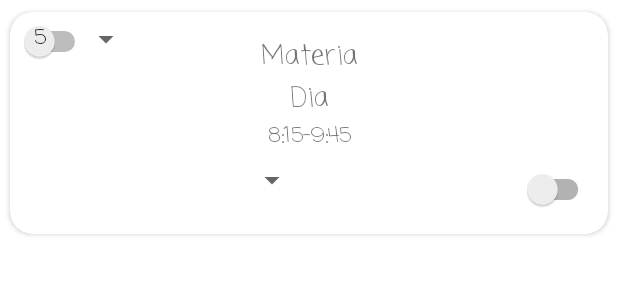
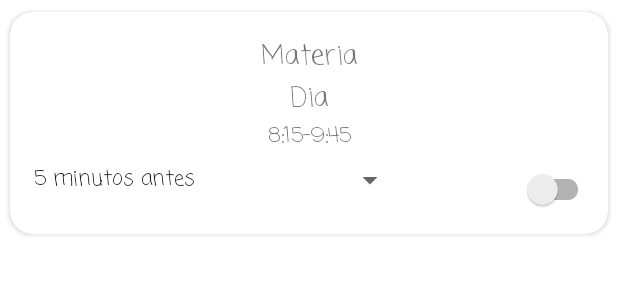
Before and after one commit to fernandoCV19/ProyectoMovil, an Android app: the layout alarma_element.xml on its own in the app's theme, with its tools: preview values and no code run, on a phone screen of 412 x 824 dp. Shown: the top 300 px of the screen. Run offline under Robolectric (Android 15) with nearby library versions, the phone set to English and light mode, and no system bars.

Commit message:
vista de alarma terminada

```diff
--- a/Macchiato/app/src/main/java/com/example/macchiato/AjustesFragment.java
+++ b/Macchiato/app/src/main/java/com/example/macchiato/AjustesFragment.java
@@ -87,17 +87,6 @@ public class AjustesFragment extends Fragment {
         recyclerView.setAdapter(alarmaAdapter);
 
 
-        SpinnerMinutosAntes = (Spinner) viewAjustes.findViewById(R.id.spinnerMinutos);
-        SpinnerMinutosAntes.setOnItemSelectedListener(new AdapterView.OnItemSelectedListener() {
-            @Override
-            public void onItemSelected(AdapterView<?> parent, View view, int position, long id) {
-
-                String minutosAntes = parent.getItemAtPosition(position).toString();
-            }
-            @Override
-            public void onNothingSelected(AdapterView<?> parent) {
-            }
-        });
         return viewAjustes;
     }
 }
--- a/Macchiato/app/src/main/java/com/example/macchiato/AlarmaAdapter.java
+++ b/Macchiato/app/src/main/java/com/example/macchiato/AlarmaAdapter.java
@@ -4,9 +4,12 @@ import android.content.Context;
 import android.view.LayoutInflater;
 import android.view.View;
 import android.view.ViewGroup;
+import android.widget.AdapterView;
 import android.widget.CheckBox;
+import android.widget.Spinner;
 import android.widget.Switch;
 import android.widget.TextView;
+
 
 import androidx.appcompat.widget.SwitchCompat;
 import androidx.recyclerview.widget.RecyclerView;
@@ -64,6 +67,7 @@ public class AlarmaAdapter extends RecyclerView.Adapter<AlarmaAdapter.ViewHolder
 
         SwitchCompat aswitch;
         TextView diaAlarma,horaAlarma,nomMateria;
+        Spinner spinnerMinutosAntes;
         public ViewHolder(View itemView) {
             super(itemView);
             context=itemView.getContext();
@@ -71,6 +75,7 @@ public class AlarmaAdapter extends RecyclerView.Adapter<AlarmaAdapter.ViewHolder
             this.diaAlarma=itemView.findViewById(R.id.diaAlarma);
             this.horaAlarma=itemView.findViewById(R.id.horaAlarma);
             this.nomMateria=itemView.findViewById(R.id.nomMateriaAlarma);
+            this.spinnerMinutosAntes = (Spinner) itemView.findViewById(R.id.spinnerMinutos);
         }
 
         public void bindData(final Clase item){
@@ -78,6 +83,15 @@ public class AlarmaAdapter extends RecyclerView.Adapter<AlarmaAdapter.ViewHolder
            String hora=item.getHoraInicio()+"-"+item.getHoraFinal();
            horaAlarma.setText(hora);
            diaAlarma.setText(item.getDia().toString());
+            spinnerMinutosAntes.setOnItemSelectedListener(new AdapterView.OnItemSelectedListener() {
+                @Override
+                public void onItemSelected(AdapterView<?> parent, View view, int position, long id) {
+                    String minutosAntes = parent.getItemAtPosition(position).toString();
+                }
+                @Override
+                public void onNothingSelected(AdapterView<?> parent) {
+                }
+            });
         }
 
     }
--- a/Macchiato/app/src/main/res/layout/alarma_element.xml
+++ b/Macchiato/app/src/main/res/layout/alarma_element.xml
@@ -20,28 +20,6 @@
             android:layout_height="match_parent"
             android:orientation="horizontal"
             android:padding="6dp">
-            android:layout_height="match_parent">
-
-            <Switch
-                android:id="@+id/switchAlarma"
-                android:layout_width="wrap_content"
-                android:layout_height="wrap_content"
-                android:layout_marginEnd="3dp"
-                app:layout_constraintBottom_toBottomOf="parent"
-                app:layout_constraintEnd_toEndOf="parent"
-                app:layout_constraintTop_toTopOf="parent" />
-
-            <Spinner
-                android:id="@+id/spinnerMinutos"
-                android:layout_width="wrap_content"
-                android:layout_height="wrap_content"
-                android:layout_marginStart="2dp"
-                android:layout_marginBottom="12dp"
-                android:entries="@array/horas"
-                app:layout_constraintBottom_toTopOf="@+id/switchAlarma"
-                app:layout_constraintEnd_toEndOf="parent"
-                app:layout_constraintStart_toEndOf="@+id/linear"
-                app:layout_constraintTop_toTopOf="parent" />
 
             <LinearLayout
                 android:id="@+id/linear"
@@ -86,10 +64,11 @@
                     android:orientation="horizontal">
 
                     <Spinner
-                        android:id="@+id/spinner"
+                        android:id="@+id/spinnerMinutos"
                         android:layout_width="wrap_content"
                         android:layout_height="match_parent"
                         android:layout_marginStart="2dp"
+                        android:entries="@array/horas"
                         android:layout_marginBottom="12dp"
                         android:layout_weight="1" />
 
--- a/Macchiato/app/src/main/res/values/strings.xml
+++ b/Macchiato/app/src/main/res/values/strings.xml
@@ -24,10 +24,10 @@
     <string name="txt_nivel">Nivel:</string>
     <string name="txt_selectColor">SELECCIONAR COLOR</string>
     <string-array name="horas">
-    <item>5</item>
-    <item>10</item>
-    <item>15</item>
-    <item>20</item>
+    <item>5 minutos antes</item>
+    <item>10 minutos antes</item>
+    <item>15 minutos antes</item>
+    <item>20 minutos antes</item>
     </string-array>
 
     <string-array name="niveles">
```
